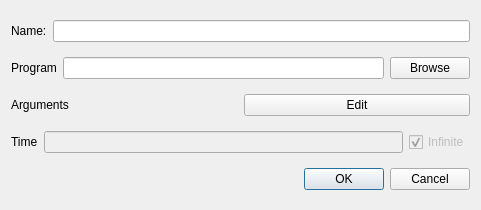
PotatoPopcorn/PlanktonScriptCue, file editcue.ui: the form before one commit.
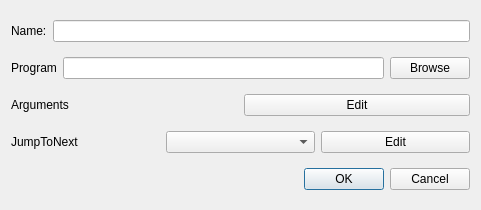
The form after the commit.

Commit message: Change Add Cue UI to Jump rather than time

Diff of the .ui file:
```diff
--- a/editcue.ui
+++ b/editcue.ui
@@ -72,27 +72,17 @@
      <item>
       <widget class="QLabel" name="TimeLabel">
        <property name="text">
-        <string>Time</string>
+        <string>JumpToNext</string>
        </property>
       </widget>
      </item>
      <item>
-      <widget class="QLineEdit" name="timeEdit">
-       <property name="enabled">
-        <bool>false</bool>
-       </property>
-      </widget>
+      <widget class="QComboBox" name="jumpSelectBox"/>
      </item>
      <item>
-      <widget class="QCheckBox" name="infiniteTimeCheckBox">
-       <property name="enabled">
-        <bool>false</bool>
-       </property>
+      <widget class="QPushButton" name="editJumpButton">
        <property name="text">
-        <string>Infinite</string>
-       </property>
-       <property name="checked">
-        <bool>true</bool>
+        <string>Edit</string>
        </property>
       </widget>
      </item>
```
Left out of the diff: 4 changed lines with no effect on the pictures.
